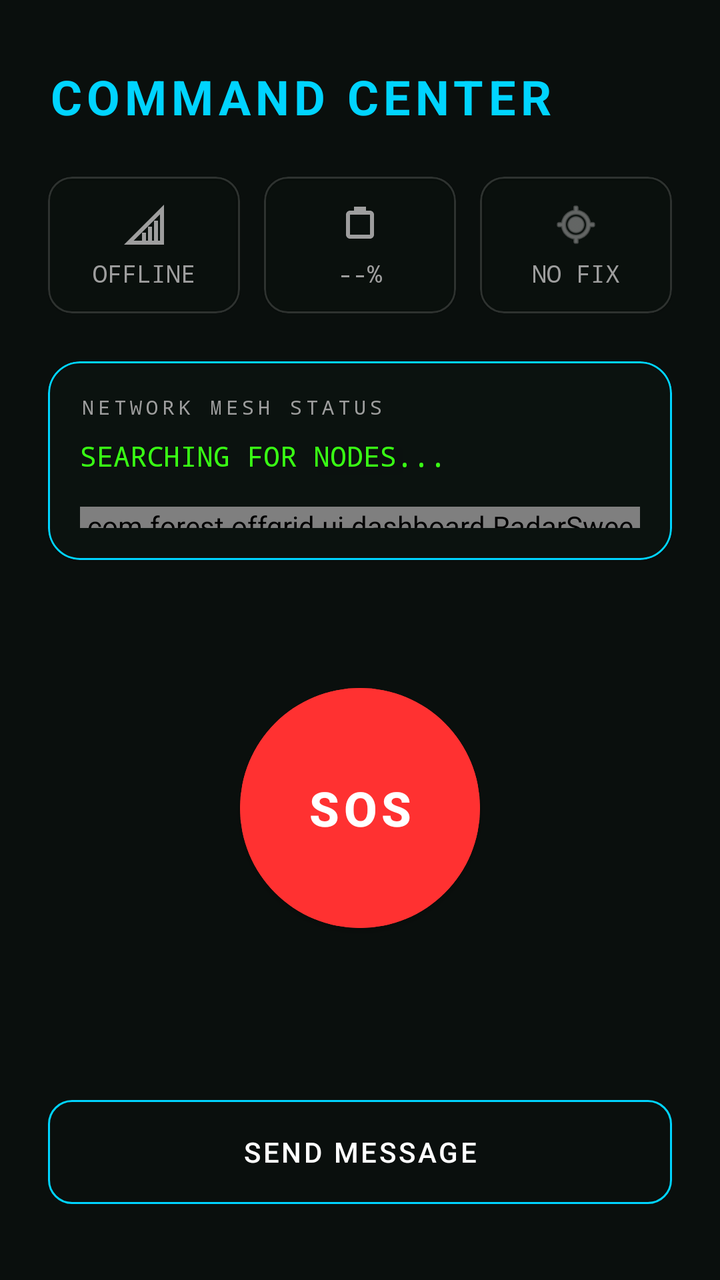
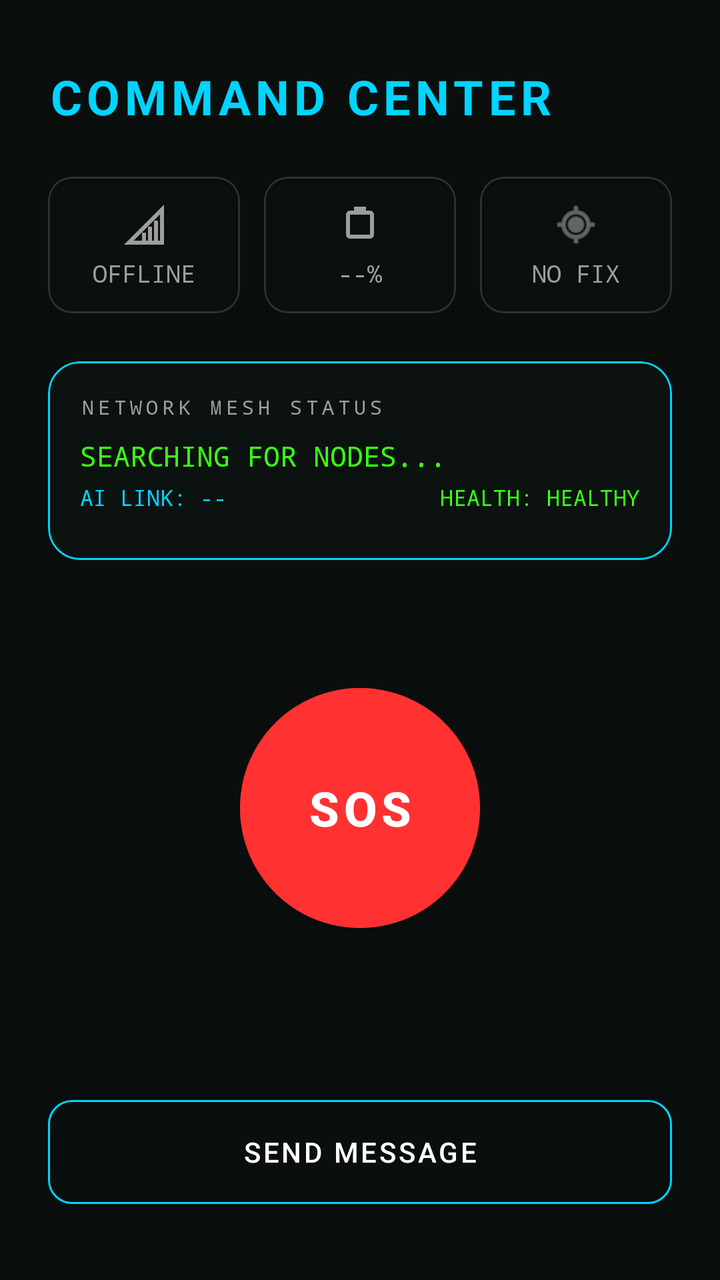

Before-and-after screenshots of an Android layout around one commit, followed by the original layout XML and the change that was made.
<!-- AndroidManifest.xml: application theme Theme.OffGridCommunication -->
<!-- res/layout/fragment_dashboard.xml -->
<?xml version="1.0" encoding="utf-8"?>
<androidx.constraintlayout.widget.ConstraintLayout xmlns:android="http://schemas.android.com/apk/res/android"
    xmlns:app="http://schemas.android.com/apk/res-auto"
    xmlns:tools="http://schemas.android.com/tools"
    android:layout_width="match_parent"
    android:layout_height="match_parent"
    android:background="@color/forest_dark">

    
    <TextView
        android:id="@+id/text_dashboard_title"
        android:layout_width="wrap_content"
        android:layout_height="wrap_content"
        android:layout_marginStart="24dp"
        android:layout_marginTop="32dp"
        android:text="COMMAND CENTER"
        android:textColor="@color/cyber_blue"
        android:textSize="24sp"
        android:textStyle="bold"
        android:letterSpacing="0.1"
        app:layout_constraintStart_toStartOf="parent"
        app:layout_constraintTop_toTopOf="parent" />

    

    
    <LinearLayout
        android:id="@+id/layout_status"
        android:layout_width="match_parent"
        android:layout_height="wrap_content"
        android:layout_marginHorizontal="24dp"
        android:layout_marginTop="24dp"
        android:orientation="horizontal"
        app:layout_constraintTop_toBottomOf="@id/text_dashboard_title">

        <com.google.android.material.card.MaterialCardView
            android:layout_width="0dp"
            android:layout_height="wrap_content"
            android:layout_weight="1"
            android:layout_marginEnd="8dp"
            app:cardBackgroundColor="#1A141E1A"
            app:cardCornerRadius="12dp"
            app:strokeColor="#26FFFFFF"
            app:strokeWidth="1dp">
            <LinearLayout
                android:layout_width="match_parent"
                android:layout_height="wrap_content"
                android:orientation="vertical"
                android:padding="12dp"
                android:gravity="center">
                <ImageView
                    android:id="@+id/img_signal"
                    android:layout_width="24dp"
                    android:layout_height="24dp"
                    android:src="@drawable/ic_signal"
                    app:tint="@color/text_secondary" />
                <TextView
                    android:id="@+id/text_connection_status"
                    android:layout_width="wrap_content"
                    android:layout_height="wrap_content"
                    android:layout_marginTop="4dp"
                    android:text="OFFLINE"
                    android:textColor="@color/text_secondary"
                    android:textSize="12sp"
                    android:fontFamily="monospace" />
            </LinearLayout>
        </com.google.android.material.card.MaterialCardView>

        <com.google.android.material.card.MaterialCardView
            android:layout_width="0dp"
            android:layout_height="wrap_content"
            android:layout_weight="1"
            android:layout_marginHorizontal="4dp"
            app:cardBackgroundColor="#1A141E1A"
            app:cardCornerRadius="12dp"
            app:strokeColor="#26FFFFFF"
            app:strokeWidth="1dp">
            <LinearLayout
                android:layout_width="match_parent"
                android:layout_height="wrap_content"
                android:orientation="vertical"
                android:padding="12dp"
                android:gravity="center">
                <ImageView
                    android:id="@+id/img_battery"
                    android:layout_width="24dp"
                    android:layout_height="24dp"
                    android:src="@drawable/ic_battery"
                    app:tint="@color/text_secondary" />
                <TextView
                    android:id="@+id/text_battery"
                    android:layout_width="wrap_content"
                    android:layout_height="wrap_content"
                    android:layout_marginTop="4dp"
                    android:text="--%"
                    android:textColor="@color/text_secondary"
                    android:textSize="12sp"
                    android:fontFamily="monospace" />
            </LinearLayout>
        </com.google.android.material.card.MaterialCardView>

        <com.google.android.material.card.MaterialCardView
            android:layout_width="0dp"
            android:layout_height="wrap_content"
            android:layout_weight="1"
            android:layout_marginStart="8dp"
            app:cardBackgroundColor="#1A141E1A"
            app:cardCornerRadius="12dp"
            app:strokeColor="#26FFFFFF"
            app:strokeWidth="1dp">
            <LinearLayout
                android:layout_width="match_parent"
                android:layout_height="wrap_content"
                android:orientation="vertical"
                android:padding="12dp"
                android:gravity="center">
                <ImageView
                    android:layout_width="24dp"
                    android:layout_height="24dp"
                    android:src="@android:drawable/ic_menu_mylocation"
                    app:tint="@color/text_secondary" />
                <TextView
                    android:id="@+id/text_gps_summary"
                    android:layout_width="wrap_content"
                    android:layout_height="wrap_content"
                    android:layout_marginTop="4dp"
                    android:text="NO FIX"
                    android:textColor="@color/text_secondary"
                    android:textSize="12sp"
                    android:fontFamily="monospace" />
            </LinearLayout>
        </com.google.android.material.card.MaterialCardView>
    </LinearLayout>

    
    <com.google.android.material.card.MaterialCardView
        android:id="@+id/card_mesh"
        android:layout_width="match_parent"
        android:layout_height="0dp"
        android:layout_marginHorizontal="24dp"
        android:layout_marginVertical="24dp"
        app:cardBackgroundColor="#2A141E1A"
        app:cardCornerRadius="16dp"
        app:strokeColor="@color/cyber_blue"
        app:strokeWidth="1dp"
        app:layout_constraintBottom_toTopOf="@id/btn_sos_container"
        app:layout_constraintTop_toBottomOf="@id/layout_status">
        
        <androidx.constraintlayout.widget.ConstraintLayout
            android:layout_width="match_parent"
            android:layout_height="match_parent"
            android:padding="16dp">

            <TextView
                android:id="@+id/text_mesh_label"
                android:layout_width="wrap_content"
                android:layout_height="wrap_content"
                android:text="NETWORK MESH STATUS"
                android:textColor="@color/text_secondary"
                android:textSize="10sp"
                android:letterSpacing="0.2"
                android:fontFamily="monospace"
                app:layout_constraintStart_toStartOf="parent"
                app:layout_constraintTop_toTopOf="parent" />

            <TextView
                android:id="@+id/text_routing_status"
                android:layout_width="wrap_content"
                android:layout_height="wrap_content"
                android:layout_marginTop="8dp"
                android:text="SEARCHING FOR NODES..."
                android:textColor="@color/neon_green"
                android:textSize="14sp"
                android:fontFamily="monospace"
                app:layout_constraintStart_toStartOf="parent"
                app:layout_constraintTop_toBottomOf="@id/text_mesh_label" />

            <com.forest.offgrid.ui.dashboard.RadarSweepView
                android:id="@+id/img_mesh_visual"
                android:layout_width="0dp"
                android:layout_height="0dp"
                android:layout_marginTop="16dp"
                app:layout_constraintBottom_toBottomOf="parent"
                app:layout_constraintEnd_toEndOf="parent"
                app:layout_constraintStart_toStartOf="parent"
                app:layout_constraintTop_toBottomOf="@id/text_routing_status" />

        </androidx.constraintlayout.widget.ConstraintLayout>
    </com.google.android.material.card.MaterialCardView>

    
    <FrameLayout
        android:id="@+id/btn_sos_container"
        android:layout_width="200dp"
        android:layout_height="200dp"
        android:layout_marginBottom="40dp"
        app:layout_constraintBottom_toTopOf="@id/layout_quick_actions"
        app:layout_constraintEnd_toEndOf="parent"
        app:layout_constraintStart_toStartOf="parent">

        
        <View
            android:id="@+id/sos_pulse_outer"
            android:layout_width="match_parent"
            android:layout_height="match_parent"
            android:background="@drawable/shape_circle_pulse"
            android:alpha="0" />

        <View
            android:id="@+id/sos_pulse_inner"
            android:layout_width="160dp"
            android:layout_height="160dp"
            android:layout_gravity="center"
            android:background="@drawable/shape_circle_pulse"
            android:alpha="0" />

        <com.google.android.material.button.MaterialButton
            android:id="@+id/btn_sos"
            android:layout_width="120dp"
            android:layout_height="120dp"
            android:layout_gravity="center"
            android:backgroundTint="@color/pulse_red"
            android:insetTop="0dp"
            android:insetBottom="0dp"
            android:text="SOS"
            android:textColor="@color/white"
            android:textSize="24sp"
            android:textStyle="bold"
            app:cornerRadius="60dp"
            app:elevation="8dp" />
    </FrameLayout>

    
    <LinearLayout
        android:id="@+id/layout_quick_actions"
        android:layout_width="match_parent"
        android:layout_height="wrap_content"
        android:layout_marginHorizontal="24dp"
        android:layout_marginBottom="32dp"
        android:orientation="horizontal"
        app:layout_constraintBottom_toBottomOf="parent">

        <com.google.android.material.button.MaterialButton
            android:id="@+id/btn_quick_text"
            style="@style/Widget.MaterialComponents.Button.OutlinedButton"
            android:layout_width="match_parent"
            android:layout_height="64dp"
            android:text="SEND MESSAGE"
            android:textColor="@color/white"
            app:cornerRadius="12dp"
            app:strokeColor="@color/cyber_blue" />

    </LinearLayout>

</androidx.constraintlayout.widget.ConstraintLayout>
<!-- resources referenced by this layout -->
<resources>
  <color name="cyber_blue">#00D4FF</color>
  <color name="forest_dark">#0A0F0D</color>
  <color name="neon_green">#39FF14</color>
  <color name="pulse_red">#FF3131</color>
  <color name="text_secondary">#9E9E9E</color>
  <color name="white">#FFFFFFFF</color>
  <!-- drawable ic_battery (drawable) -->
  <vector xmlns:android="http://schemas.android.com/apk/res/android"
      android:width="24dp"
      android:height="24dp"
      android:viewportWidth="24"
      android:viewportHeight="24">
      <path
          android:fillColor="@color/neon_green"
          android:pathData="M17,5H7C5.9,5 5,5.9 5,7v10c0,1.1 0.9,2 2,2h10c1.1,0 2,-0.9 2,-2V7C19,5.9 18.1,5 17,5z M17,17H7V7h10V17z M15,5V3h-6v2H15z" />
  </vector>
  <!-- drawable ic_signal (drawable) -->
  <vector xmlns:android="http://schemas.android.com/apk/res/android"
      android:width="24dp"
      android:height="24dp"
      android:viewportWidth="24"
      android:viewportHeight="24">
      <path
          android:fillColor="@color/neon_green"
          android:pathData="M2,22h20V2L2,22z M20,20H6.83L20,6.83V20z" />
      <path
          android:fillColor="@color/neon_green"
          android:pathData="M14,20h2V13h-2V20z M17,20h2V10h-2V20z M11,20h2v-4h-2V20z" />
  </vector>
  <!-- drawable shape_circle_pulse (drawable) -->
  <?xml version="1.0" encoding="utf-8"?>
  <shape xmlns:android="http://schemas.android.com/apk/res/android"
      android:shape="oval">
      <solid android:color="@color/pulse_red" />
  </shape>
  <style name="Theme.OffGridCommunication" parent="Theme.MaterialComponents.DayNight.NoActionBar">
          
          <item name="colorPrimary">@color/forest_green</item>
          <item name="colorPrimaryVariant">@color/forest_dark</item>
          <item name="colorOnPrimary">@color/white</item>
          
          <item name="colorSecondary">@color/neon_green</item>
          <item name="colorSecondaryVariant">@color/cyber_blue</item>
          <item name="colorOnSecondary">@color/black</item>
          
          <item name="android:statusBarColor">@color/forest_dark</item>
          
          <item name="android:windowBackground">@color/forest_dark</item>
          <item name="colorSurface">@color/card_bg</item>
          <item name="colorOnSurface">@color/text_primary</item>
      </style>
  <color name="forest_green">#1B3022</color>
  <color name="black">#FF000000</color>
  <color name="card_bg">#141E1A</color>
  <color name="text_primary">#E0E0E0</color>
</resources>

<!-- the commit's change to res/layout/fragment_dashboard.xml (unified diff, before → after) -->
@@ -175,6 +175,58 @@
                 app:layout_constraintStart_toStartOf="parent"
                 app:layout_constraintTop_toBottomOf="@id/text_mesh_label" />
 
+            
+            <LinearLayout
+                android:id="@+id/layout_ai_indicators"
+                android:layout_width="match_parent"
+                android:layout_height="wrap_content"
+                android:layout_marginTop="4dp"
+                android:orientation="horizontal"
+                app:layout_constraintTop_toBottomOf="@id/text_routing_status">
+
+                <TextView
+                    android:id="@+id/text_ai_reliability"
+                    android:layout_width="0dp"
+                    android:layout_height="wrap_content"
+                    android:layout_weight="1"
+                    android:text="AI LINK: --"
+                    android:textColor="@color/cyber_blue"
+                    android:textSize="11sp"
+                    android:fontFamily="monospace" />
+
+                <TextView
+                    android:id="@+id/text_node_health"
+                    android:layout_width="wrap_content"
+                    android:layout_height="wrap_content"
+                    android:text="HEALTH: HEALTHY"
+                    android:textColor="@color/neon_green"
+                    android:textSize="11sp"
+                    android:fontFamily="monospace" />
+            </LinearLayout>
+
+            
+            <LinearLayout
+                android:id="@+id/layout_anomaly_alert"
+                android:layout_width="match_parent"
+                android:layout_height="wrap_content"
+                android:layout_marginTop="6dp"
+                android:background="#33FF1744"
+                android:padding="6dp"
+                android:visibility="gone"
+                android:orientation="horizontal"
+                app:layout_constraintTop_toBottomOf="@id/layout_ai_indicators">
+
+                <TextView
+                    android:id="@+id/text_anomaly_banner"
+                    android:layout_width="match_parent"
+                    android:layout_height="wrap_content"
+                    android:text="⚠️ ANOMALY: NO ACTIVE ALERTS"
+                    android:textColor="@color/pulse_red"
+                    android:textSize="11sp"
+                    android:textStyle="bold"
+                    android:fontFamily="monospace" />
+            </LinearLayout>
+
             <com.forest.offgrid.ui.dashboard.RadarSweepView
                 android:id="@+id/img_mesh_visual"
                 android:layout_width="0dp"
@@ -183,7 +235,7 @@
                 app:layout_constraintBottom_toBottomOf="parent"
                 app:layout_constraintEnd_toEndOf="parent"
                 app:layout_constraintStart_toStartOf="parent"
-                app:layout_constraintTop_toBottomOf="@id/text_routing_status" />
+                app:layout_constraintTop_toBottomOf="@id/layout_anomaly_alert" />
 
         </androidx.constraintlayout.widget.ConstraintLayout>
     </com.google.android.material.card.MaterialCardView>
